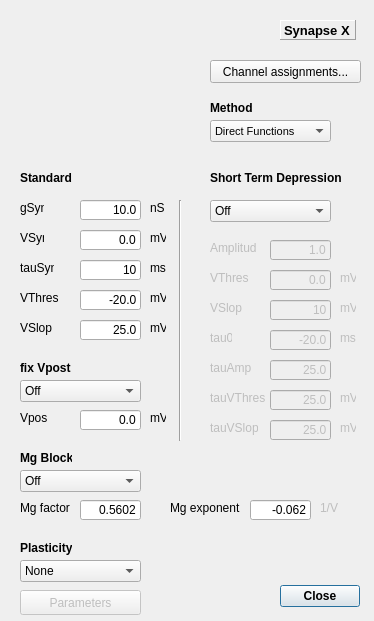
CompEphys-team/stdpc, file src/gui/ChemSynDlg.ui: the form before one commit.
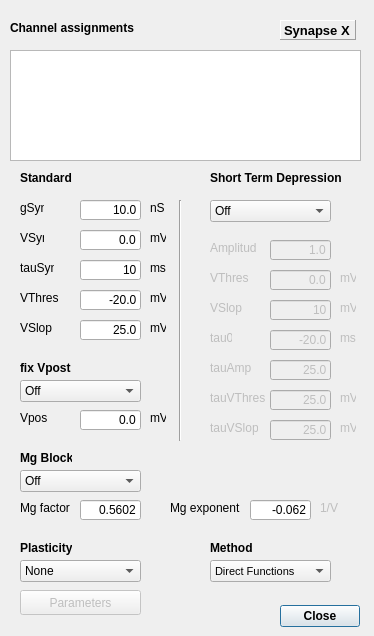
The form after the commit. Custom widgets are drawn as their Qt base class.

Commit message:
Migrated from *AssignmentDlg to AssignmentWidget
Looking snazzy.

```diff
--- a/src/gui/ChemSynDlg.ui
+++ b/src/gui/ChemSynDlg.ui
@@ -7,7 +7,7 @@
     <x>0</x>
     <y>0</y>
     <width>374</width>
-    <height>621</height>
+    <height>636</height>
    </rect>
   </property>
   <property name="windowTitle">
@@ -17,7 +17,7 @@
    <property name="geometry">
     <rect>
      <x>200</x>
-     <y>580</y>
+     <y>600</y>
      <width>160</width>
      <height>32</height>
     </rect>
@@ -866,7 +866,7 @@
    <property name="geometry">
     <rect>
      <x>210</x>
-     <y>120</y>
+     <y>560</y>
      <width>121</width>
      <height>22</height>
     </rect>
@@ -893,7 +893,7 @@
    <property name="geometry">
     <rect>
      <x>210</x>
-     <y>100</y>
+     <y>540</y>
      <width>69</width>
      <height>16</height>
     </rect>
@@ -1027,20 +1027,49 @@
     <string>1/V</string>
    </property>
   </widget>
-  <widget class="QPushButton" name="btnAssign">
+  <widget class="QLabel" name="label_16">
    <property name="geometry">
     <rect>
-     <x>210</x>
-     <y>60</y>
-     <width>151</width>
-     <height>23</height>
+     <x>10</x>
+     <y>20</y>
+     <width>131</width>
+     <height>16</height>
     </rect>
    </property>
+   <property name="font">
+    <font>
+     <weight>75</weight>
+     <bold>true</bold>
+    </font>
+   </property>
    <property name="text">
-    <string>Channel assignments...</string>
+    <string>Channel assignments</string>
    </property>
   </widget>
+  <widget class="AssignmentWidget&lt;SynapseAssignment&gt;" name="assignments">
+   <property name="geometry">
+    <rect>
+     <x>10</x>
+     <y>50</y>
+     <width>351</width>
+     <height>111</height>
+    </rect>
+   </property>
+   <attribute name="horizontalHeaderStretchLastSection">
+    <bool>true</bool>
+   </attribute>
+   <attribute name="verticalHeaderVisible">
+    <bool>false</bool>
+   </attribute>
+  </widget>
  </widget>
+ <customwidgets>
+  <customwidget>
+   <class>AssignmentWidget&lt;SynapseAssignment&gt;</class>
+   <extends>QTableWidget</extends>
+   <header location="global">assignmentwidget.h</header>
+  </customwidget>
+ </customwidgets>
  <resources/>
  <connections/>
 </ui>
```
The commit also changes 29 other files.
